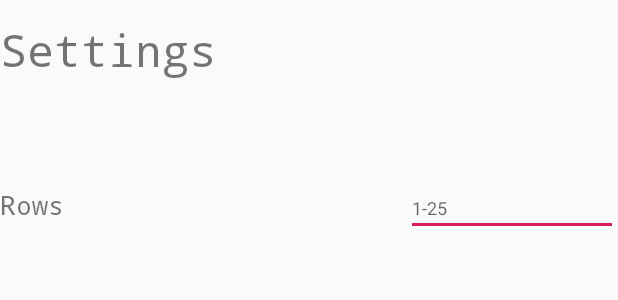
After one commit to jlwang3/MP-5, an Android app: the layout settings.xml on its own in the app's theme, with its tools: preview values and no code run, on a phone screen of 412 x 824 dp. The commit adds this screen. Shown: the top 300 px of the screen. Run offline under Robolectric (Android 15) with nearby library versions, the phone set to English and light mode, and no system bars.

Commit message:
settings page created (blank)

```diff
--- /dev/null
+++ b/app/src/main/res/layout/settings.xml
@@ -0,0 +1,48 @@
+<?xml version="1.0" encoding="utf-8"?>
+<LinearLayout xmlns:android="http://schemas.android.com/apk/res/android"
+    xmlns:app="http://schemas.android.com/apk/res-auto"
+    android:layout_width="match_parent"
+    android:layout_height="match_parent"
+    android:gravity="center"
+    android:orientation="vertical">
+
+    <Space
+        android:layout_width="match_parent"
+        android:layout_height="wrap_content"
+        android:layout_weight="1" />
+
+    <TextView
+        android:id="@+id/textView3"
+        android:layout_width="match_parent"
+        android:layout_height="wrap_content"
+        android:layout_weight="5"
+        android:text="Settings"
+        android:textSize="30sp"
+        app:fontFamily="monospace" />
+
+    <LinearLayout
+        android:layout_width="match_parent"
+        android:layout_height="wrap_content"
+        android:layout_weight="50"
+        android:orientation="horizontal">
+
+        <TextView
+            android:id="@+id/textView4"
+            android:layout_width="wrap_content"
+            android:layout_height="wrap_content"
+            android:layout_weight="100"
+            android:text="Rows"
+            android:textSize="18sp"
+            app:fontFamily="monospace" />
+
+        <EditText
+            android:id="@+id/editText"
+            android:layout_width="wrap_content"
+            android:layout_height="wrap_content"
+            android:layout_weight="0.5"
+            android:ems="10"
+            android:hint="1-25"
+            android:inputType="number"
+            android:textSize="12sp" />
+    </LinearLayout>
+</LinearLayout>
--- a/app/src/main/res/values/strings.xml
+++ b/app/src/main/res/values/strings.xml
@@ -2,4 +2,8 @@
     <string name="app_name">MP-5</string>
     <string name="title">Piano Tiles</string>
     <string name="start">Start</string>
+    <string name="main_menu">Main Menu</string>
+    <string name="play_again">Play Again</string>
+    <string name="score">Score:</string>
+    <string name="game_over">Game Over</string>
 </resources>
```
Also changed, not shown: app/src/main/java/com/example/mp_5/GameActivity.java (+25 -2 lines), app/src/main/java/com/example/mp_5/Settings.java (added, +16 -0 lines), app/src/main/res/layout/end_game_activity.xml (+4 -4 lines), app/src/main/res/layout/new_game_activity.xml (+8 -0 lines).
